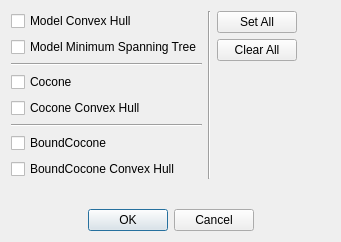
This is src/gui/dialogs/parameters/object_selection.ui in cppd/math as Qt 5 draws it before an edit. The edited form follows.
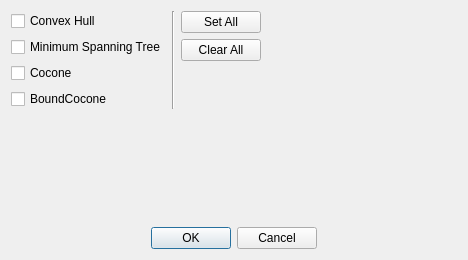
This is the edited form.

```diff
--- a/src/gui/dialogs/parameters/object_selection.ui
+++ b/src/gui/dialogs/parameters/object_selection.ui
@@ -6,8 +6,8 @@
    <rect>
     <x>0</x>
     <y>0</y>
-    <width>341</width>
-    <height>242</height>
+    <width>468</width>
+    <height>260</height>
    </rect>
   </property>
   <property name="windowTitle">
@@ -25,21 +25,14 @@
            <item>
             <widget class="QCheckBox" name="checkBox_model_convex_hull">
              <property name="text">
-              <string>Model Convex Hull</string>
+              <string>Convex Hull</string>
              </property>
             </widget>
            </item>
            <item>
             <widget class="QCheckBox" name="checkBox_model_minumum_spanning_tree">
              <property name="text">
-              <string>Model Minimum Spanning Tree</string>
-             </property>
-            </widget>
-           </item>
-           <item>
-            <widget class="Line" name="line">
-             <property name="orientation">
-              <enum>Qt::Horizontal</enum>
+              <string>Minimum Spanning Tree</string>
              </property>
             </widget>
            </item>
@@ -50,20 +43,6 @@
              </property>
             </widget>
            </item>
-           <item>
-            <widget class="QCheckBox" name="checkBox_cocone_convex_hull">
-             <property name="text">
-              <string>Cocone Convex Hull</string>
-             </property>
-            </widget>
-           </item>
-           <item>
-            <widget class="Line" name="line_2">
-             <property name="orientation">
-              <enum>Qt::Horizontal</enum>
-             </property>
-            </widget>
-           </item>
            <item>
             <widget class="QCheckBox" name="checkBox_bound_cocone">
              <property name="text">
@@ -71,13 +50,6 @@
              </property>
             </widget>
            </item>
-           <item>
-            <widget class="QCheckBox" name="checkBox_bound_cocone_convex_hull">
-             <property name="text">
-              <string>BoundCocone Convex Hull</string>
-             </property>
-            </widget>
-           </item>
           </layout>
          </item>
          <item>
```
